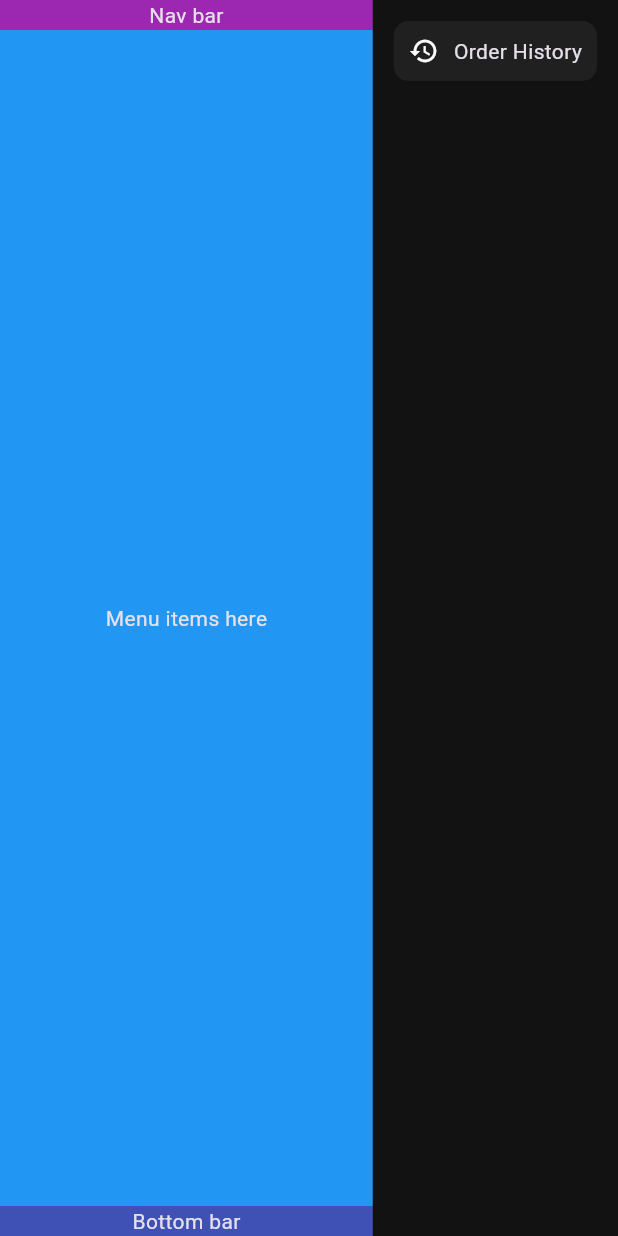
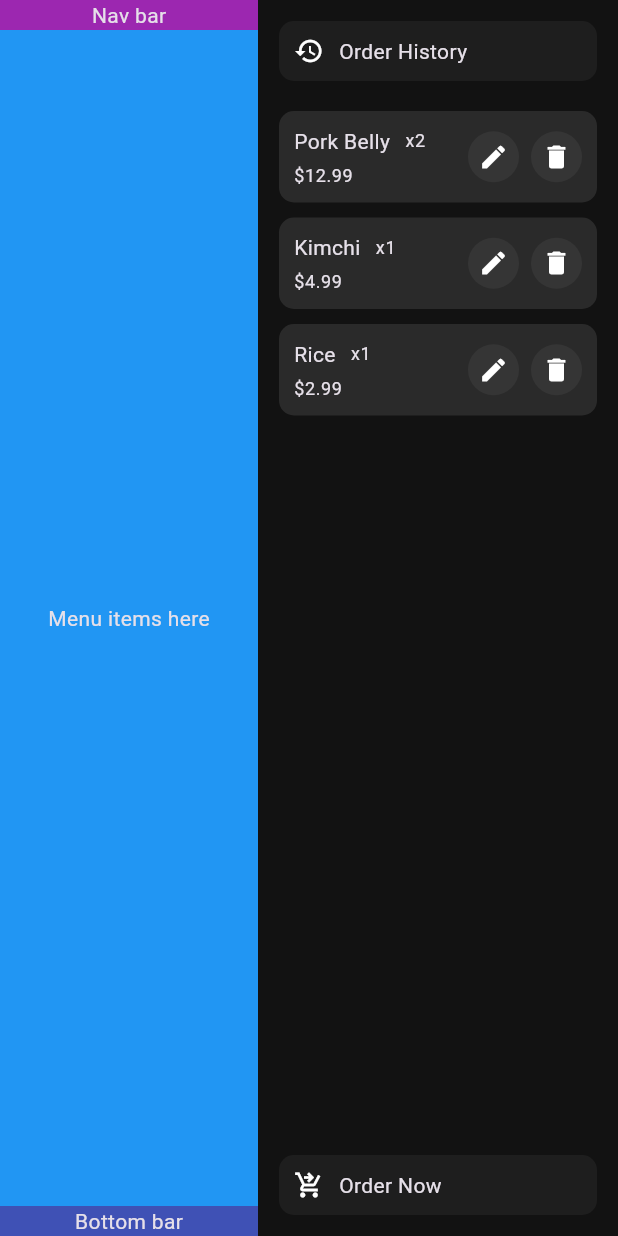
Before and after one commit to TurtwigPlayz/Gogi-Ordering-Interface, a Flutter app: the screen it shows after launch, on a phone screen of 412 x 824 dp. Run offline on Flutter 3.47's test engine with Material 3 defaults, Android fonts, the phone set to English and light mode, and no system bars.

Commit message:
Hardcoded some order items

```diff
--- a/lib/widgets/inkwell_button.dart
+++ b/lib/widgets/inkwell_button.dart
@@ -4,40 +4,44 @@ class InkwellButton extends StatelessWidget {
   const InkwellButton({
     super.key,
     required this.onTap,
-    required this.title,
-    required this.icon,
+    this.title,
+    this.icon,
+    this.padding = 10.0,
+    this.iconSize = 20.0,
+    this.borderRadius = 10.0,
   });
 
   final VoidCallback onTap;
-  final String title;
+  final String? title;
   final IconData? icon;
+  final double padding;
+  final double iconSize;
+  final double borderRadius;
 
   @override
   Widget build(BuildContext context) {
-    BorderRadius borderRadius = BorderRadius.circular(10.0);
-
     return Material(
-      color: Colors.white.withOpacity(0.06),
-      borderRadius: borderRadius,
+      color: Colors.white.withOpacity(0.05),
+      borderRadius: BorderRadius.circular(borderRadius),
       child: InkWell(
         onTap: onTap,
-        borderRadius: borderRadius,
+        borderRadius: BorderRadius.circular(borderRadius),
         child: Padding(
-          padding: const EdgeInsets.all(10.0),
+          padding: EdgeInsets.all(padding),
           child: Row(
             children: <Widget>[
-              if (icon != null) ...<Widget>[
-                Icon(
-                  icon,
-                  size: 20.0,
-                  color: Theme.of(context).iconTheme.color,
+              if (icon != null) Icon(
+                icon,
+                size: iconSize,
+                color: Theme.of(context).iconTheme.color,
+              ),
+              if (title != null) ...<Widget>[
+                const SizedBox(width: 10.0),
+                Text(
+                  title!,
+                  style: Theme.of(context).textTheme.bodyMedium,
                 ),
-                const SizedBox(width: 10.0),
               ],
-              Text(
-                title,
-                style: Theme.of(context).textTheme.bodyMedium,
-              ),
             ],
           ),
         ),
--- /dev/null
+++ b/lib/widgets/order_item.dart
@@ -0,0 +1,76 @@
+import 'package:flutter/material.dart';
+import 'package:gogi_ordering_interface/widgets/inkwell_button.dart';
+
+class OrderItem extends StatelessWidget {
+  const OrderItem({
+    super.key,
+    required this.title,
+    required this.price,
+    required this.quantity,
+    this.isHistorical = false,
+  });
+
+  final String title;
+  final double price;
+  final int quantity;
+  final bool isHistorical;
+
+  @override
+  Widget build(BuildContext context) {
+    BorderRadius borderRadius = BorderRadius.circular(10.0);
+
+    const double iconBorderRadius = 20.0;
+    const double iconPadding = 7.0;
+
+    return Material(
+      color: Colors.white.withOpacity(0.1),
+      borderRadius: borderRadius,
+      child: Padding(
+        padding: const EdgeInsets.all(10.0),
+        child: Row(
+          children: <Widget>[
+            Column(
+              crossAxisAlignment: CrossAxisAlignment.start,
+              children: <Widget>[
+                Row(
+                  children: <Widget>[
+                    Text(
+                      title,
+                      style: Theme.of(context).textTheme.bodyMedium,
+                    ),
+                    const SizedBox(width: 10.0),
+                    Text(
+                      'x$quantity',
+                      style: Theme.of(context).textTheme.bodySmall,
+                    ),
+                  ],
+                ),
+                const SizedBox(height: 5.0),
+                Text(
+                  '\$$price',
+                  style: Theme.of(context).textTheme.bodySmall,
+                ),
+              ],
+            ),
+            if (!isHistorical) ...<Widget>[
+              const Expanded(child: SizedBox()),
+              InkwellButton(
+                onTap: () => {},
+                icon: Icons.edit,
+                borderRadius: iconBorderRadius,
+                padding: iconPadding,
+              ),
+              const SizedBox(width: 8.0),
+              InkwellButton(
+                onTap: () => {},
+                icon: Icons.delete,
+                borderRadius: iconBorderRadius,
+                padding: iconPadding,
+              ),
+            ],
+          ],
+        ),
+      ),
+    );
+  }
+}
--- a/lib/widgets/order_panel.dart
+++ b/lib/widgets/order_panel.dart
@@ -1,5 +1,6 @@
 import 'package:flutter/material.dart';
 import 'package:gogi_ordering_interface/widgets/inkwell_button.dart';
+import 'package:gogi_ordering_interface/widgets/order_item.dart';
 
 class OrderPanel extends StatefulWidget {
   const OrderPanel({super.key});
@@ -9,18 +10,66 @@ class OrderPanel extends StatefulWidget {
 }
 
 class _OrderPanelState extends State<OrderPanel> {
+  bool _isViewingOrderHistory = false;
+
+  void _toggleView() {
+    setState(() {
+      _isViewingOrderHistory = !_isViewingOrderHistory;
+    });
+  }
+
   @override
   Widget build(BuildContext context) {
-    return Padding(
+    return SizedBox(
+      width: 240.0,
+      child: Padding(
         padding: const EdgeInsets.all(14.0),
         child: Column(
           children: <Widget>[
+            if (!_isViewingOrderHistory) InkwellButton(
+              onTap: () => _toggleView(),
+              title: 'Order History',
+              icon: Icons.history,
+            )
+            else InkwellButton(
+              onTap: () => _toggleView(),
+              title: 'Back To Order',
+              icon: Icons.arrow_back,
+            ),
+            const SizedBox(height: 20.0),
+            const Expanded(
+              child: SingleChildScrollView(
+                child: Column(
+                  children: <Widget>[
+                    OrderItem(
+                      title: 'Pork Belly',
+                      price: 12.99,
+                      quantity: 2,
+                    ),
+                    SizedBox(height: 10.0),
+                    OrderItem(
+                      title: 'Kimchi',
+                      price: 4.99,
+                      quantity: 1,
+                    ),
+                    SizedBox(height: 10.0),
+                    OrderItem(
+                      title: 'Rice',
+                      price: 2.99,
+                      quantity: 1,
+                    ),
+                  ],
+                ),
+              ),
+            ),
+            const SizedBox(height: 20.0),
             InkwellButton(
               onTap: () => {},
-            title: 'Order History',
-            icon: Icons.history,
+              title: 'Order Now',
+              icon: Icons.shopping_cart_checkout,
             ),
           ],
+        ),
       ),
     );
   }
```
Lines whose indentation alone changed are shown as unchanged.
